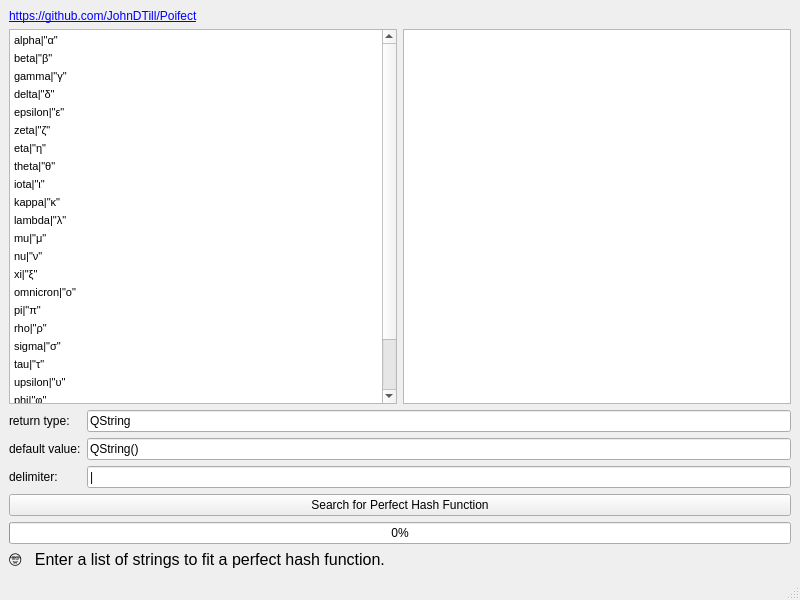
First picture: the form in src/mainwindow.ui, repository JohnDTill/Poifect, before the edit.
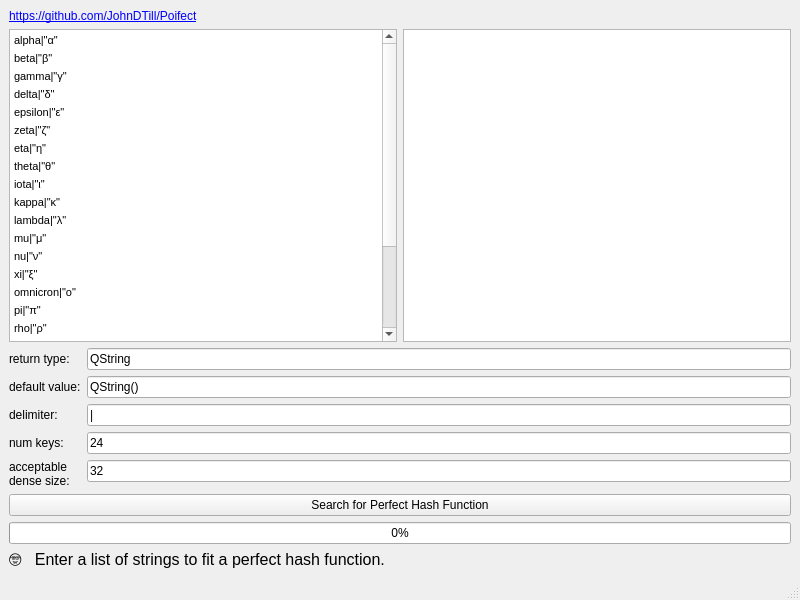
Second picture: the form after the edit.

What changed in the file:
```diff
--- a/src/mainwindow.ui
+++ b/src/mainwindow.ui
@@ -136,48 +136,80 @@
     </item>
     <item>
      <layout class="QFormLayout" name="formLayout">
-      <item row="0" column="0">
+      <item row="4" column="0">
        <widget class="QLabel" name="returnLabel">
         <property name="text">
          <string>return type:</string>
         </property>
        </widget>
       </item>
-      <item row="0" column="1">
+      <item row="4" column="1">
        <widget class="QLineEdit" name="returnEdit">
         <property name="text">
          <string>QString</string>
         </property>
        </widget>
       </item>
-      <item row="1" column="0">
+      <item row="5" column="0">
        <widget class="QLabel" name="label">
         <property name="text">
          <string>default value:</string>
         </property>
        </widget>
       </item>
-      <item row="1" column="1">
+      <item row="5" column="1">
        <widget class="QLineEdit" name="defaultEdit">
         <property name="text">
          <string>QString()</string>
         </property>
        </widget>
       </item>
-      <item row="2" column="0">
+      <item row="6" column="0">
        <widget class="QLabel" name="label_2">
         <property name="text">
          <string>delimiter:</string>
         </property>
        </widget>
       </item>
-      <item row="2" column="1">
+      <item row="6" column="1">
        <widget class="QLineEdit" name="delimiterEdit">
         <property name="text">
          <string>|</string>
         </property>
        </widget>
       </item>
+      <item row="8" column="0">
+       <widget class="QLabel" name="sparsityLabel">
+        <property name="text">
+         <string>acceptable
+dense size:</string>
+        </property>
+       </widget>
+      </item>
+      <item row="8" column="1">
+       <widget class="QLineEdit" name="sparsityEdit">
+        <property name="text">
+         <string>32</string>
+        </property>
+       </widget>
+      </item>
+      <item row="7" column="0">
+       <widget class="QLabel" name="countLabel">
+        <property name="text">
+         <string>num keys:</string>
+        </property>
+       </widget>
+      </item>
+      <item row="7" column="1">
+       <widget class="QLineEdit" name="countEdit">
+        <property name="text">
+         <string>24</string>
+        </property>
+        <property name="readOnly">
+         <bool>true</bool>
+        </property>
+       </widget>
+      </item>
      </layout>
     </item>
     <item>
```
